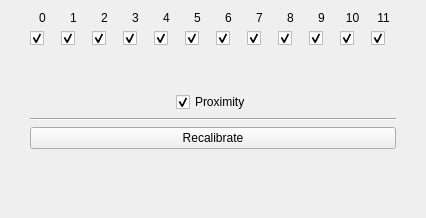
Before: the Qt Designer form src/brickv/plugin_system/plugins/multi_touch/ui/multi_touch.ui in Tinkerforge/brickv, drawn with Qt 5.
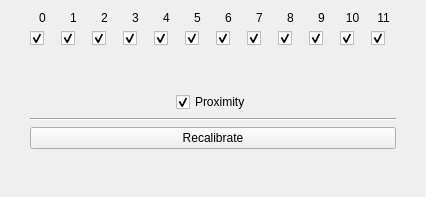
After: the same form once the commit is applied.

Commit message: New min height for window

Diff of the .ui file:
```diff
--- a/src/brickv/plugin_system/plugins/multi_touch/ui/multi_touch.ui
+++ b/src/brickv/plugin_system/plugins/multi_touch/ui/multi_touch.ui
@@ -7,7 +7,7 @@
     <x>0</x>
     <y>0</y>
     <width>426</width>
-    <height>218</height>
+    <height>197</height>
    </rect>
   </property>
   <property name="windowTitle">
```
